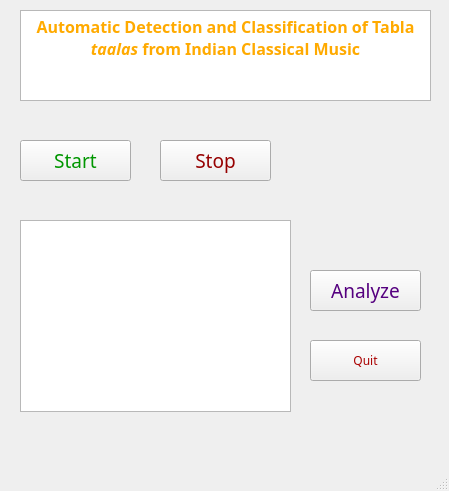
The window that main_1.ui (pranav6670/Detection-Classification-of-Tabla-taals) describes before a commit, drawn with Qt 5.
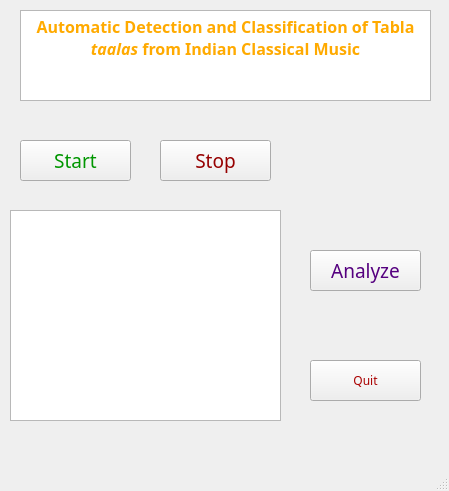
The same window after the commit. Icons and pictures are not drawn.

What changed in the file:
```diff
--- a/main_1.ui
+++ b/main_1.ui
@@ -48,7 +48,7 @@
     <property name="geometry">
      <rect>
       <x>310</x>
-      <y>270</y>
+      <y>250</y>
       <width>111</width>
       <height>41</height>
      </rect>
@@ -153,7 +153,7 @@
     <property name="geometry">
      <rect>
       <x>310</x>
-      <y>340</y>
+      <y>360</y>
       <width>111</width>
       <height>41</height>
      </rect>
@@ -171,13 +171,13 @@
      <string>Quit</string>
     </property>
    </widget>
-   <widget class="QTextBrowser" name="textBrowser_2">
+   <widget class="QTextEdit" name="showOP">
     <property name="geometry">
      <rect>
-      <x>20</x>
-      <y>220</y>
+      <x>10</x>
+      <y>210</y>
       <width>271</width>
-      <height>192</height>
+      <height>211</height>
      </rect>
     </property>
    </widget>
```
Left out of the diff: 2 changed lines with no effect on the pictures.
